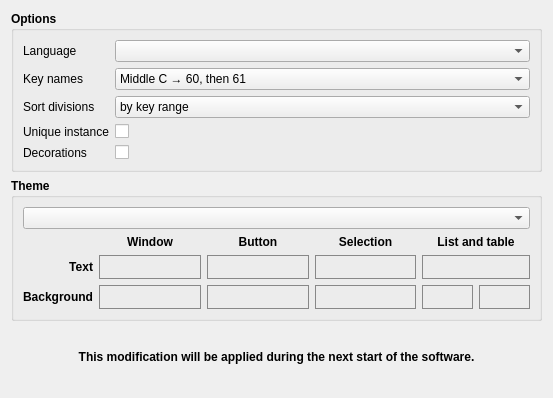
davy7125/polyphone, file sources/context/interface/configsectioninterface.ui: the form before one commit.
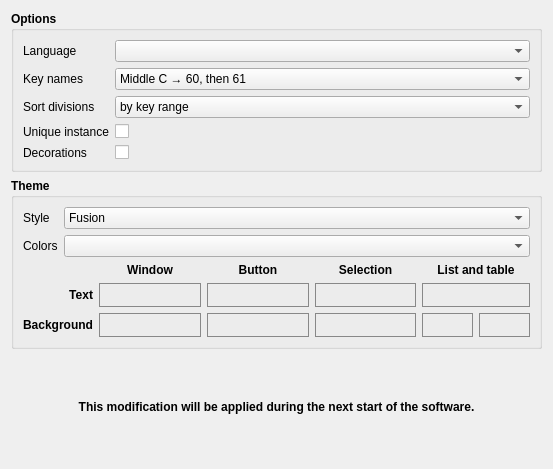
The form after the commit.

Commit message:
Style and other things
Style "windows" available
Style of menus and tables unified
"Mute" displayed in the tree
"Mute" wasn't updated in the tables
Default value for the rename tool on a single linked element
Press "enter" in the history widget open the soundfont

Diff of the .ui file:
```diff
--- a/sources/context/interface/configsectioninterface.ui
+++ b/sources/context/interface/configsectioninterface.ui
@@ -7,7 +7,7 @@
     <x>0</x>
     <y>0</y>
     <width>553</width>
-    <height>398</height>
+    <height>469</height>
    </rect>
   </property>
   <property name="windowTitle">
@@ -238,7 +238,20 @@
       <string>Theme</string>
      </property>
      <layout class="QGridLayout" name="gridLayout_2">
-      <item row="0" column="1">
+      <item row="1" column="0">
+       <widget class="QLabel" name="label_5">
+        <property name="font">
+         <font>
+          <weight>50</weight>
+          <bold>false</bold>
+         </font>
+        </property>
+        <property name="text">
+         <string>Colors</string>
+        </property>
+       </widget>
+      </item>
+      <item row="1" column="1">
        <widget class="QComboBox" name="comboColorTheme">
         <property name="sizePolicy">
          <sizepolicy hsizetype="Expanding" vsizetype="Fixed">
@@ -254,7 +267,7 @@
         </property>
        </widget>
       </item>
-      <item row="1" column="1">
+      <item row="2" column="0" colspan="2">
        <layout class="QGridLayout" name="gridLayout_3" columnstretch="0,2,2,2,1,1">
         <item row="1" column="0">
          <widget class="QLabel" name="label_18">
@@ -621,6 +634,39 @@
         </item>
        </layout>
       </item>
+      <item row="0" column="0">
+       <widget class="QLabel" name="label_6">
+        <property name="font">
+         <font>
+          <weight>50</weight>
+          <bold>false</bold>
+         </font>
+        </property>
+        <property name="text">
+         <string>Style</string>
+        </property>
+       </widget>
+      </item>
+      <item row="0" column="1">
+       <widget class="QComboBox" name="comboStyle">
+        <property name="font">
+         <font>
+          <weight>50</weight>
+          <bold>false</bold>
+         </font>
+        </property>
+        <item>
+         <property name="text">
+          <string notr="true">Fusion</string>
+         </property>
+        </item>
+        <item>
+         <property name="text">
+          <string notr="true">Windows</string>
+         </property>
+        </item>
+       </widget>
+      </item>
      </layout>
     </widget>
    </item>
```
The commit also changes 42 other files.
